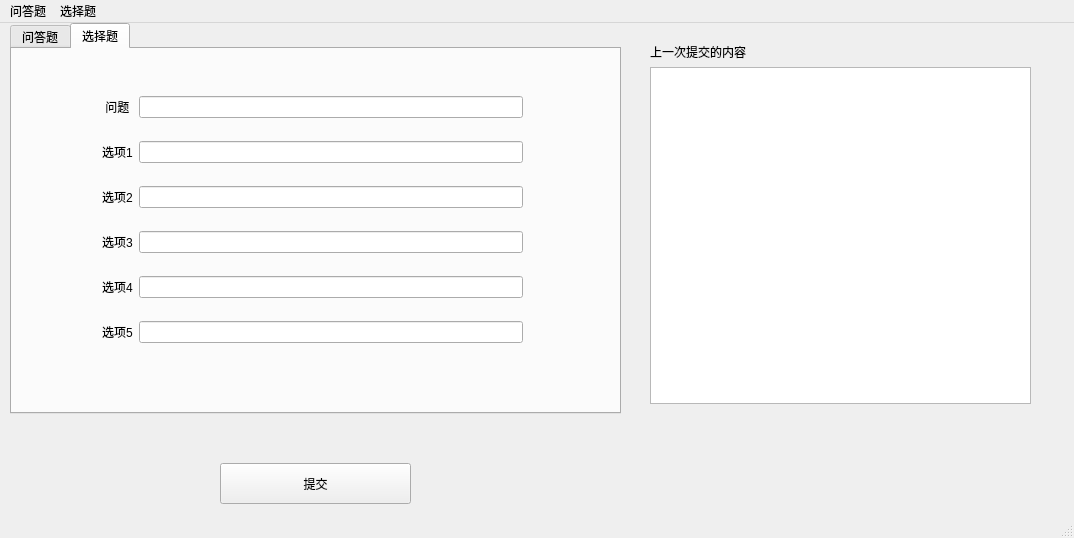
The window that test1.ui (hukz37/GUI-python3) describes before a commit, drawn with Qt 5.
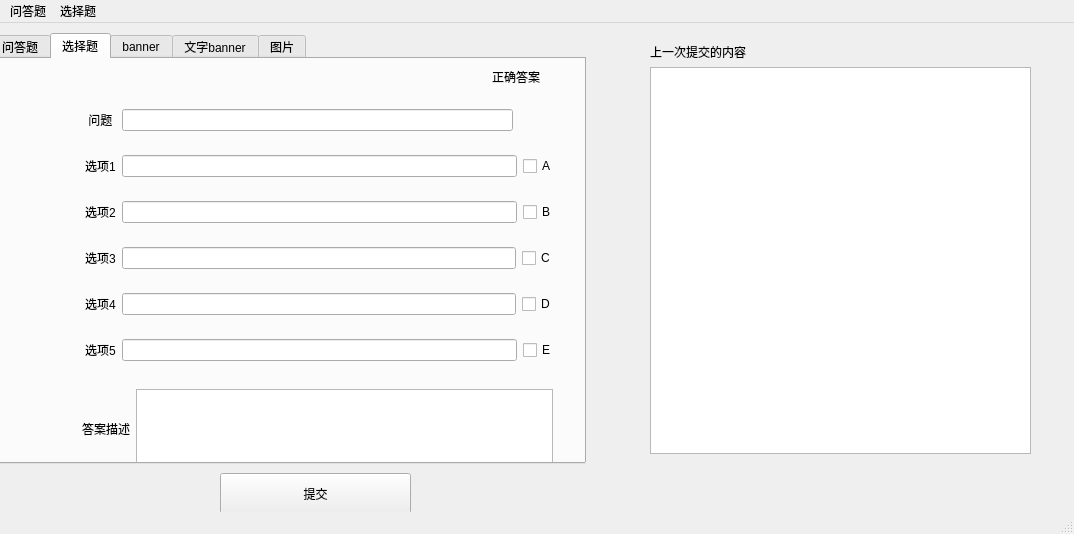
The same window after the commit. The open tabs and pages were chosen to show the change.

```diff
--- a/test1.ui
+++ b/test1.ui
@@ -7,7 +7,7 @@
     <x>0</x>
     <y>0</y>
     <width>1074</width>
-    <height>538</height>
+    <height>534</height>
    </rect>
   </property>
   <property name="windowTitle">
@@ -17,10 +17,10 @@
    <widget class="QTabWidget" name="tabWidget">
     <property name="geometry">
      <rect>
-      <x>10</x>
-      <y>0</y>
-      <width>611</width>
-      <height>391</height>
+      <x>-10</x>
+      <y>10</y>
+      <width>596</width>
+      <height>431</height>
      </rect>
     </property>
     <property name="currentIndex">
@@ -75,17 +75,32 @@
      <attribute name="title">
       <string>选择题</string>
      </attribute>
+     <widget class="QLabel" name="label_10">
+      <property name="geometry">
+       <rect>
+        <x>500</x>
+        <y>10</y>
+        <width>62</width>
+        <height>16</height>
+       </rect>
+      </property>
+      <property name="text">
+       <string>正确答案</string>
+      </property>
+     </widget>
      <widget class="QWidget" name="layoutWidget">
       <property name="geometry">
        <rect>
-        <x>90</x>
-        <y>30</y>
-        <width>421</width>
-        <height>281</height>
+        <x>93</x>
+        <y>32</y>
+        <width>471</width>
+        <height>291</height>
        </rect>
       </property>
       <layout class="QVBoxLayout" name="verticalLayout_3">
        <item>
+        <layout class="QHBoxLayout" name="horizontalLayout_14">
+         <item>
         <layout class="QHBoxLayout" name="horizontalLayout_3">
          <item>
           <widget class="QLabel" name="label_3">
@@ -100,6 +115,26 @@
         </layout>
        </item>
        <item>
+          <spacer name="horizontalSpacer">
+           <property name="orientation">
+            <enum>Qt::Horizontal</enum>
+           </property>
+           <property name="sizeType">
+            <enum>QSizePolicy::Fixed</enum>
+           </property>
+           <property name="sizeHint" stdset="0">
+            <size>
+             <width>43</width>
+             <height>20</height>
+            </size>
+           </property>
+          </spacer>
+         </item>
+        </layout>
+       </item>
+       <item>
+        <layout class="QHBoxLayout" name="horizontalLayout_9">
+         <item>
         <layout class="QHBoxLayout" name="horizontalLayout_4">
          <item>
           <widget class="QLabel" name="label_4">
@@ -114,6 +149,17 @@
         </layout>
        </item>
        <item>
+          <widget class="QCheckBox" name="checkBox">
+           <property name="text">
+            <string>A</string>
+           </property>
+          </widget>
+         </item>
+        </layout>
+       </item>
+       <item>
+        <layout class="QHBoxLayout" name="horizontalLayout_10">
+         <item>
         <layout class="QHBoxLayout" name="horizontalLayout_5">
          <item>
           <widget class="QLabel" name="label_5">
@@ -128,6 +174,17 @@
         </layout>
        </item>
        <item>
+          <widget class="QCheckBox" name="checkBox_2">
+           <property name="text">
+            <string>B</string>
+           </property>
+          </widget>
+         </item>
+        </layout>
+       </item>
+       <item>
+        <layout class="QHBoxLayout" name="horizontalLayout_11">
+         <item>
         <layout class="QHBoxLayout" name="horizontalLayout_6">
          <item>
           <widget class="QLabel" name="label_6">
@@ -142,6 +199,17 @@
         </layout>
        </item>
        <item>
+          <widget class="QCheckBox" name="checkBox_3">
+           <property name="text">
+            <string>C</string>
+           </property>
+          </widget>
+         </item>
+        </layout>
+       </item>
+       <item>
+        <layout class="QHBoxLayout" name="horizontalLayout_12">
+         <item>
         <layout class="QHBoxLayout" name="horizontalLayout_7">
          <item>
           <widget class="QLabel" name="label_7">
@@ -156,6 +224,17 @@
         </layout>
        </item>
        <item>
+          <widget class="QCheckBox" name="checkBox_4">
+           <property name="text">
+            <string>D</string>
+           </property>
+          </widget>
+         </item>
+        </layout>
+       </item>
+       <item>
+        <layout class="QHBoxLayout" name="horizontalLayout_13">
+         <item>
         <layout class="QHBoxLayout" name="horizontalLayout_8">
          <item>
           <widget class="QLabel" name="label_8">
@@ -169,6 +248,186 @@
          </item>
         </layout>
        </item>
+         <item>
+          <widget class="QCheckBox" name="checkBox_5">
+           <property name="text">
+            <string>E</string>
+           </property>
+          </widget>
+         </item>
+        </layout>
+       </item>
+      </layout>
+     </widget>
+     <widget class="QWidget" name="layoutWidget">
+      <property name="geometry">
+       <rect>
+        <x>90</x>
+        <y>330</y>
+        <width>471</width>
+        <height>80</height>
+       </rect>
+      </property>
+      <layout class="QHBoxLayout" name="horizontalLayout_15">
+       <item>
+        <widget class="QLabel" name="label_11">
+         <property name="text">
+          <string>答案描述</string>
+         </property>
+         <property name="wordWrap">
+          <bool>true</bool>
+         </property>
+        </widget>
+       </item>
+       <item>
+        <widget class="QTextEdit" name="textEdit_2"/>
+       </item>
+      </layout>
+     </widget>
+     <zorder>layoutWidget</zorder>
+     <zorder>label_10</zorder>
+     <zorder>layoutWidget</zorder>
+    </widget>
+    <widget class="QWidget" name="tab_3">
+     <attribute name="title">
+      <string>banner</string>
+     </attribute>
+     <widget class="QWidget" name="">
+      <property name="geometry">
+       <rect>
+        <x>110</x>
+        <y>31</y>
+        <width>391</width>
+        <height>271</height>
+       </rect>
+      </property>
+      <layout class="QVBoxLayout" name="verticalLayout_4">
+       <item>
+        <layout class="QHBoxLayout" name="horizontalLayout_16">
+         <item>
+          <widget class="QLabel" name="label_12">
+           <property name="text">
+            <string>标题</string>
+           </property>
+          </widget>
+         </item>
+         <item>
+          <widget class="QLineEdit" name="lineEdit_8"/>
+         </item>
+        </layout>
+       </item>
+       <item>
+        <layout class="QHBoxLayout" name="horizontalLayout_17">
+         <item>
+          <widget class="QLabel" name="label_13">
+           <property name="text">
+            <string>图片</string>
+           </property>
+          </widget>
+         </item>
+         <item>
+          <widget class="QLineEdit" name="lineEdit_9">
+           <property name="text">
+            <string/>
+           </property>
+          </widget>
+         </item>
+        </layout>
+       </item>
+       <item>
+        <layout class="QHBoxLayout" name="horizontalLayout_21">
+         <item>
+          <widget class="QLabel" name="label_14">
+           <property name="text">
+            <string>链接</string>
+           </property>
+          </widget>
+         </item>
+         <item>
+          <widget class="QLineEdit" name="lineEdit_10">
+           <property name="text">
+            <string/>
+           </property>
+          </widget>
+         </item>
+        </layout>
+       </item>
+      </layout>
+     </widget>
+    </widget>
+    <widget class="QWidget" name="tab_4">
+     <attribute name="title">
+      <string>文字banner</string>
+     </attribute>
+     <widget class="QWidget" name="layoutWidget">
+      <property name="geometry">
+       <rect>
+        <x>80</x>
+        <y>130</y>
+        <width>431</width>
+        <height>141</height>
+       </rect>
+      </property>
+      <layout class="QVBoxLayout" name="verticalLayout_5">
+       <item>
+        <layout class="QHBoxLayout" name="horizontalLayout_18">
+         <item>
+          <widget class="QLabel" name="label_16">
+           <property name="text">
+            <string>标题</string>
+           </property>
+          </widget>
+         </item>
+         <item>
+          <widget class="QLineEdit" name="lineEdit_12"/>
+         </item>
+        </layout>
+       </item>
+       <item>
+        <layout class="QHBoxLayout" name="horizontalLayout_20">
+         <item>
+          <widget class="QLabel" name="label_17">
+           <property name="text">
+            <string>链接</string>
+           </property>
+          </widget>
+         </item>
+         <item>
+          <widget class="QLineEdit" name="lineEdit_13"/>
+         </item>
+        </layout>
+       </item>
+      </layout>
+     </widget>
+    </widget>
+    <widget class="QWidget" name="tab_5">
+     <attribute name="title">
+      <string>图片</string>
+     </attribute>
+     <widget class="QWidget" name="layoutWidget">
+      <property name="geometry">
+       <rect>
+        <x>80</x>
+        <y>120</y>
+        <width>421</width>
+        <height>101</height>
+       </rect>
+      </property>
+      <layout class="QHBoxLayout" name="horizontalLayout_19">
+       <item>
+        <widget class="QLabel" name="label_15">
+         <property name="text">
+          <string>图片</string>
+         </property>
+        </widget>
+       </item>
+       <item>
+        <widget class="QLineEdit" name="lineEdit_11">
+         <property name="text">
+          <string/>
+         </property>
+        </widget>
+       </item>
       </layout>
      </widget>
     </widget>
@@ -177,7 +436,7 @@
     <property name="geometry">
      <rect>
       <x>220</x>
-      <y>440</y>
+      <y>450</y>
       <width>191</width>
       <height>41</height>
      </rect>
@@ -186,13 +445,13 @@
      <string>提交</string>
     </property>
    </widget>
-   <widget class="QWidget" name="">
+   <widget class="QWidget" name="layoutWidget">
     <property name="geometry">
      <rect>
       <x>650</x>
       <y>20</y>
       <width>381</width>
-      <height>361</height>
+      <height>411</height>
      </rect>
     </property>
     <layout class="QVBoxLayout" name="verticalLayout_2">
```
Left out of the diff: 2 changed lines with no effect on the pictures. Lines whose indentation alone changed are shown as unchanged.
